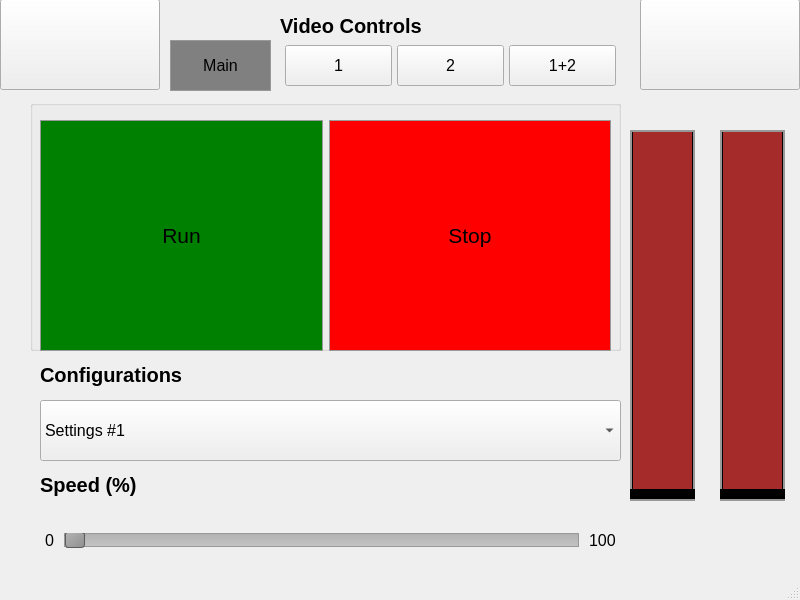
Old version of the form mainwindow.ui in the repository efecanicoz/ccd_cam_qt_gui.
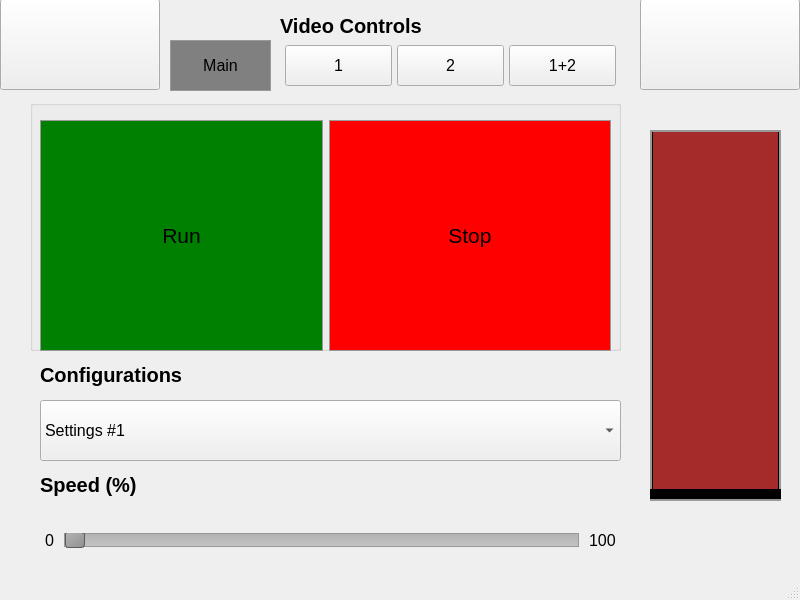
New version of the form. Icons and pictures are not drawn.

Commit message: removing one slider

```diff
--- a/mainwindow.ui
+++ b/mainwindow.ui
@@ -172,9 +172,9 @@
    <widget class="QSlider" name="slider_brown">
     <property name="geometry">
      <rect>
-      <x>630</x>
+      <x>650</x>
       <y>130</y>
-      <width>65</width>
+      <width>131</width>
       <height>371</height>
      </rect>
     </property>
@@ -483,25 +483,6 @@
      <string>Main</string>
     </property>
    </widget>
-   <widget class="QSlider" name="slider_brown_2">
-    <property name="geometry">
-     <rect>
-      <x>720</x>
-      <y>130</y>
-      <width>65</width>
-      <height>371</height>
-     </rect>
-    </property>
-    <property name="maximum">
-     <number>100</number>
-    </property>
-    <property name="orientation">
-     <enum>Qt::Vertical</enum>
-    </property>
-    <property name="invertedControls">
-     <bool>false</bool>
-    </property>
-   </widget>
   </widget>
   <widget class="QStatusBar" name="statusbar"/>
  </widget>
```
